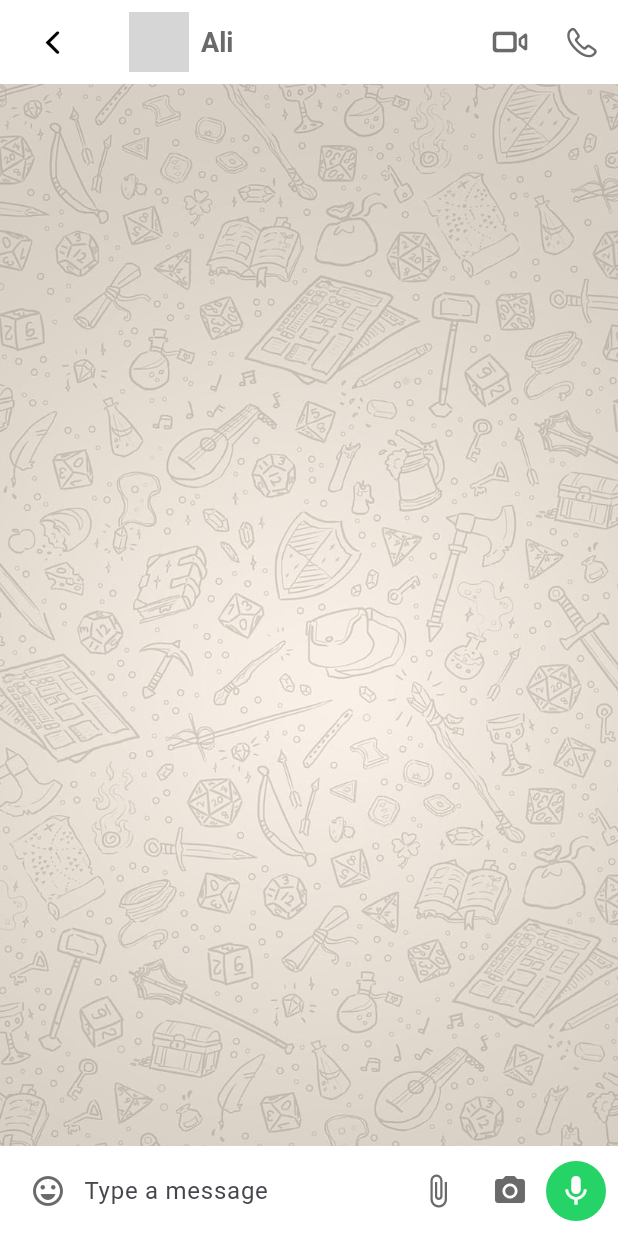
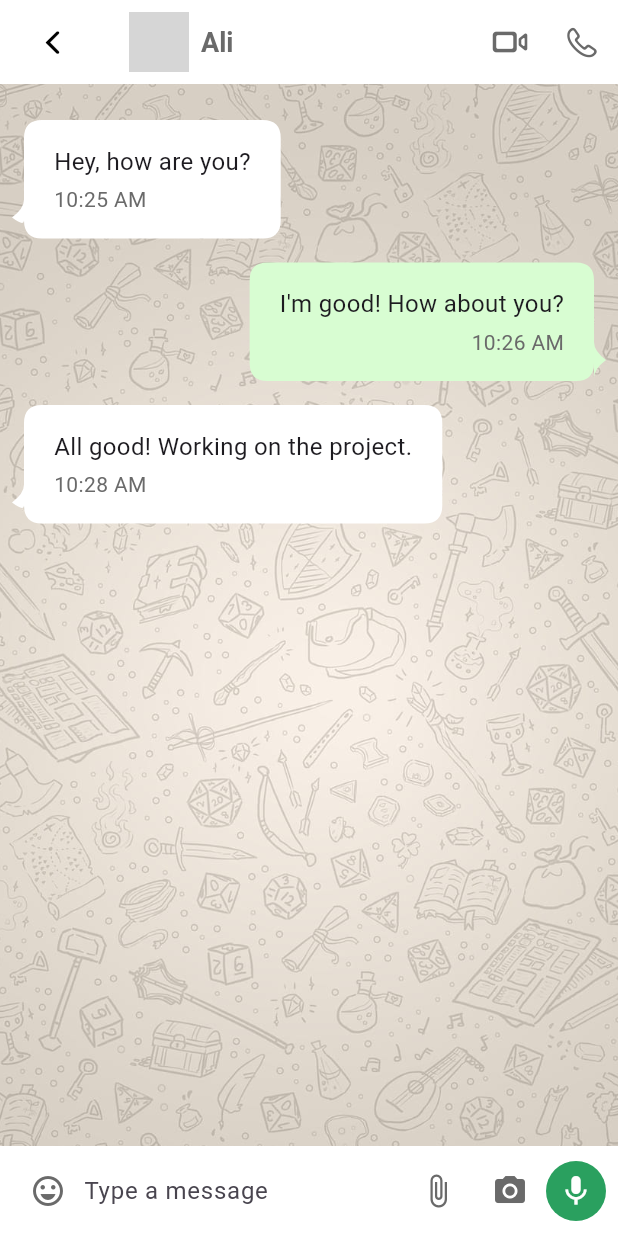
Before and after one commit to tasneem-gamal/Whatsapp, a Flutter app: the screen it shows after launch, item 2 of the bottom bar chosen, after a tap on "Ali", on a phone screen of 412 x 824 dp. Run offline on Flutter 3.47's test engine with Material 3 defaults, Android fonts, the phone set to English and light mode, and no system bars; our stand-ins replace go_router, google_fonts, responsive_framework, shared_preferences; network calls fail; grey boxes are pictures that could not be loaded.

Commit message:
feat: refactor chat bubble

```diff
--- a/lib/core/theming/colors.dart
+++ b/lib/core/theming/colors.dart
@@ -3,6 +3,7 @@ import 'package:flutter/material.dart';
 class ColorsManager {
   // ====== Common (used in both modes) ======
   static const Color primaryGreen = Color(0xff2aa05f);
+  static const Color messageBubbleColor = Color(0xffd8fdd2);
   static const Color tealGreen = Color(0xff128C7E);
   static const Color actionGreen = Color(0xff25D366);
   static const Color divider = Color(0xffd1d1d1);
--- a/lib/presentation/view/screens/chat_screen.dart
+++ b/lib/presentation/view/screens/chat_screen.dart
@@ -46,6 +46,35 @@ class _ChatScreenState extends State<ChatScreen> {
   }
 
   @override
+  void initState() {
+    super.initState();
+    _messages.addAll([
+      MessageModel(
+        id: "1",
+        senderId: "user1",
+        text: "Hey, how are you?",
+        time: DateTime.now().subtract(const Duration(minutes: 5)),
+        isMe: false,
+      ),
+      MessageModel(
+        id: "2",
+        senderId: "me",
+        text: "I'm good! How about you?",
+        time: DateTime.now().subtract(const Duration(minutes: 4)),
+        isMe: true,
+      ),
+      MessageModel(
+        id: "3",
+        senderId: "user1",
+        text: "All good! Working on the project.",
+        time: DateTime.now().subtract(const Duration(minutes: 2)),
+        isMe: false,
+      ),
+    ]);
+  }
+
+
+  @override
   Widget build(BuildContext context) {
     return Scaffold(
       backgroundColor: Colors.transparent,
@@ -65,14 +94,17 @@ class _ChatScreenState extends State<ChatScreen> {
           children: [
             Expanded(
               child: ListView.builder(
-                padding: const EdgeInsets.all(12),
+                padding: const EdgeInsets.symmetric(vertical: 24, horizontal: 16),
                 itemCount: _messages.length,
                 itemBuilder: (context, index) {
                   final msg = _messages[index];
-                  return MessageBubble(
-                    text: msg.text,
-                    time: TimeOfDay.fromDateTime(msg.time).format(context),
-                    isMe: msg.isMe,
+                  return Padding(
+                    padding: const EdgeInsets.only(bottom: 16),
+                    child: MessageBubble(
+                      text: msg.text,
+                      time: TimeOfDay.fromDateTime(msg.time).format(context),
+                      isMe: msg.isMe,
+                    ),
                   );
                 },
               ),
--- a/lib/presentation/view/widgets/chat_input_field.dart
+++ b/lib/presentation/view/widgets/chat_input_field.dart
@@ -47,7 +47,7 @@ class ChatInputField extends StatelessWidget {
           GestureDetector(
             onTap: isWriting ? onSend : () {},
             child: CircleAvatar(
-              backgroundColor: ColorsManager.actionGreen,
+              backgroundColor: ColorsManager.primaryGreen,
               child: Icon(
                 isWriting ? Icons.send : Icons.mic,
                 color: Colors.white,
--- a/lib/presentation/view/widgets/message_bubble.dart
+++ b/lib/presentation/view/widgets/message_bubble.dart
@@ -1,7 +1,6 @@
 import 'package:flutter/material.dart';
 import 'package:whatsapp/core/theming/colors.dart';
 import 'package:whatsapp/core/theming/styles.dart';
-import 'package:whatsapp/core/utils/spacing.dart';
 
 class MessageBubble extends StatelessWidget {
   final String text;
@@ -19,18 +18,24 @@ class MessageBubble extends StatelessWidget {
   Widget build(BuildContext context) {
     return Align(
       alignment: isMe ? Alignment.centerRight : Alignment.centerLeft,
+      child: CustomPaint(
+        painter: BubblePainter(
+          isMe: isMe,
+          color: isMe ? ColorsManager.messageBubbleColor : Colors.white,
+        ),
         child: Container(
-        margin: const EdgeInsets.symmetric(vertical: 4),
+          constraints: const BoxConstraints(maxWidth: 280),
+          margin: const EdgeInsets.symmetric(vertical: 8, horizontal: 8),
           padding: const EdgeInsets.symmetric(horizontal: 12, vertical: 8),
-        decoration: BoxDecoration(
-          color: isMe ? ColorsManager.primaryGreen : Colors.white,
-          borderRadius: BorderRadius.circular(12),
+          child: Column(
+            crossAxisAlignment:
+                isMe ? CrossAxisAlignment.end : CrossAxisAlignment.start,
+            children: [
+              Text(
+                text,
+                style: const TextStyle(fontSize: 16),
               ),
-        child: Column(
-          crossAxisAlignment: CrossAxisAlignment.end,
-          children: [
-            Text(text, style: const TextStyle(fontSize: 16)),
-            verticalSpace(context, 8),
+              const SizedBox(height: 4),
               Text(
                 time,
                 style: CustomTextStyles.messageTime(context),
@@ -38,6 +43,79 @@ class MessageBubble extends StatelessWidget {
             ],
           ),
         ),
+      ),
     );
   }
 }
+
+
+class BubblePainter extends CustomPainter {
+  final bool isMe;
+  final Color color;
+
+  BubblePainter({required this.isMe, required this.color});
+
+  @override
+  void paint(Canvas canvas, Size size) {
+    final paint = Paint()
+      ..color = color
+      ..style = PaintingStyle.fill;
+
+    const r = 12.0;
+    const tailH = 12.0;
+    const tailW = 8.0;
+    const tailOffset = 14.0;
+
+    final path = Path();
+
+    if (isMe) {
+      path.moveTo(r, 0);
+      path.lineTo(size.width - r, 0);
+      path.quadraticBezierTo(size.width, 0, size.width, r);
+
+      path.lineTo(size.width, size.height - tailOffset - tailH);
+
+      path.quadraticBezierTo(
+        size.width, size.height - tailOffset - tailH / 2,
+        size.width + tailW, size.height - tailOffset,
+      );
+      path.quadraticBezierTo(
+        size.width, size.height - tailOffset + tailH / 2,
+        size.width, size.height - tailOffset + tailH,
+      );
+
+      path.lineTo(size.width, size.height - r);
+      path.quadraticBezierTo(size.width, size.height, size.width - r, size.height);
+      path.lineTo(r, size.height);
+      path.quadraticBezierTo(0, size.height, 0, size.height - r);
+      path.lineTo(0, r);
+      path.quadraticBezierTo(0, 0, r, 0);
+    } else {
+      path.moveTo(r, 0);
+      path.lineTo(size.width - r, 0);
+      path.quadraticBezierTo(size.width, 0, size.width, r);
+      path.lineTo(size.width, size.height - r);
+      path.quadraticBezierTo(size.width, size.height, size.width - r, size.height);
+
+      path.lineTo(r, size.height);
+      path.quadraticBezierTo(0, size.height, 0, size.height - r);
+
+      path.quadraticBezierTo(
+        0, size.height - tailOffset + tailH / 2,
+        -tailW, size.height - tailOffset,
+      );
+      path.quadraticBezierTo(
+        0, size.height - tailOffset - tailH / 2,
+        0, size.height - tailOffset - tailH,
+      );
+
+      path.lineTo(0, r);
+      path.quadraticBezierTo(0, 0, r, 0);
+    }
+
+    canvas.drawPath(path, paint);
+  }
+
+  @override
+  bool shouldRepaint(CustomPainter oldDelegate) => true;
+}
```
Lines whose indentation alone changed are shown as unchanged.
